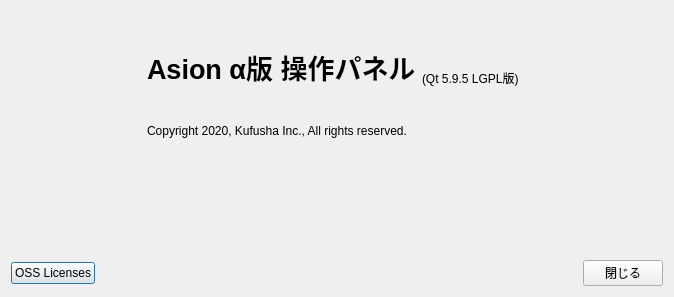
The window that aboutdialog.ui (HirokiMori1/AsionAlphaUI) describes before a commit, drawn with Qt 5.
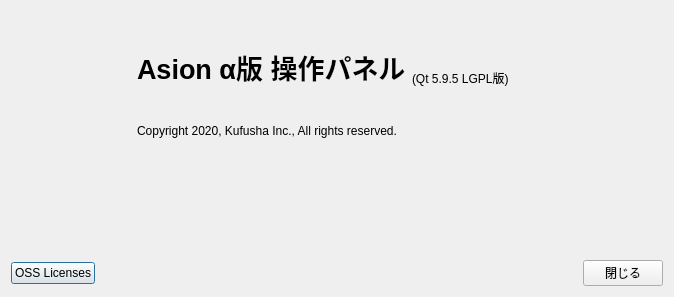
The same window after the commit.

Commit message: Change image from AsionA to AsionAlpha

The edit to the form file:
```diff
--- a/aboutdialog.ui
+++ b/aboutdialog.ui
@@ -20,13 +20,13 @@
       <widget class="QLabel" name="AsionImgLabel">
        <property name="minimumSize">
         <size>
-         <width>130</width>
+         <width>120</width>
          <height>150</height>
         </size>
        </property>
        <property name="maximumSize">
         <size>
-         <width>130</width>
+         <width>120</width>
          <height>150</height>
         </size>
        </property>
```
The commit also changes 1 other file.
